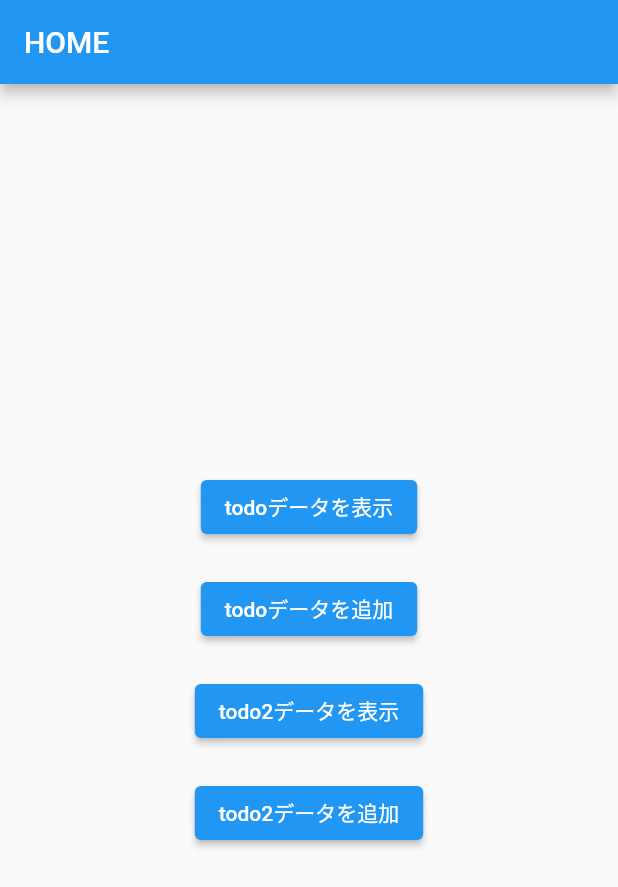
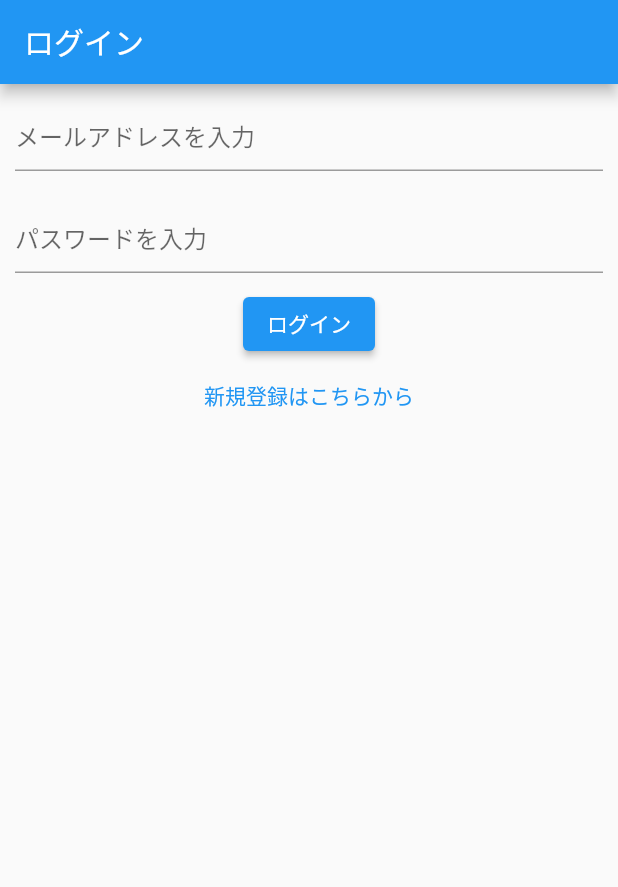
Before and after one commit to kmkm92/riverpod_firebase_practice, a Flutter app: the screen it shows after launch, on a phone screen of 412 x 824 dp. Shown: the top 887 px of the screen. Run offline on Flutter 3.47's test engine with Material 2 defaults, Android fonts, the phone set to English and light mode, and no system bars; our stand-ins replace cloud_firestore, firebase_auth, firebase_core, firebase_storage, flutter_riverpod, freezed_annotation and 3 more; missing offline and left inert: dart:ffi; accounts and stored records are empty; generated files the repository leaves out were written again.

Commit message:
認証機能追加

```diff
--- a/lib/main.dart
+++ b/lib/main.dart
@@ -1,5 +1,7 @@
+import 'package:firebase_auth/firebase_auth.dart';
 import 'package:flutter/material.dart';
 import 'package:flutter_riverpod/flutter_riverpod.dart';
+import 'package:riverpod_firebase_practice/ui/auth_page/pages/login_page.dart';
 import 'ui/home_page.dart';
 import 'package:firebase_core/firebase_core.dart';
 import 'firebase_options.dart';
@@ -25,7 +27,25 @@ class MyApp extends StatelessWidget {
       theme: ThemeData(
         primarySwatch: Colors.blue,
       ),
-      home: const HomePage(),
+      home: StreamBuilder<User?>(
+        stream: FirebaseAuth.instance.authStateChanges(),
+        builder: (context, snapshot) {
+          if (snapshot.connectionState == ConnectionState.waiting) {
+            // todo スプラッシュ画面などに書き換え
+            return Container(
+              child: Center(
+                child: Text('hello'),
+              ),
+            );
+          }
+          if (snapshot.hasData) {
+            // User が null でなない、つまりサインイン済みのホーム画面へ
+            return HomePage();
+          }
+          // User が null である、つまり未サインインのサインイン画面へ
+          return UserLogin();
+        },
+      ),
     );
   }
 }
--- /dev/null
+++ b/lib/ui/auth_page/pages/login_page.dart
@@ -0,0 +1,95 @@
+import 'package:flutter/material.dart';
+import 'package:flutter_riverpod/flutter_riverpod.dart';
+import 'package:riverpod_firebase_practice/ui/auth_page/pages/signin_page.dart';
+
+import '../state/auth_state.dart';
+
+class UserLogin extends ConsumerWidget {
+  const UserLogin({super.key});
+
+  @override
+  Widget build(BuildContext context, WidgetRef ref) {
+    final email = ref.watch(emailProvider);
+    final password = ref.watch(passwordProvider);
+    return Scaffold(
+      appBar: AppBar(
+        title: const Text('ログイン'),
+      ),
+      body: Column(
+        children: [
+          Padding(
+            padding: const EdgeInsets.all(10.0),
+            child: TextField(
+              controller: email,
+              decoration: const InputDecoration(
+                hintText: 'メールアドレスを入力',
+              ),
+            ),
+          ),
+          Padding(
+            padding: const EdgeInsets.all(10.0),
+            child: TextField(
+              controller: password,
+              obscureText: true,
+              decoration: const InputDecoration(
+                hintText: 'パスワードを入力',
+              ),
+            ),
+          ),
+          ElevatedButton(
+            child: const Text('ログイン'),
+            onPressed: () async {
+              ref
+                  .read(loginProvider.notifier)
+                  .loginUser(email.text, password.text, context);
+              // try {
+              //   final newUser = await _auth.signInWithEmailAndPassword(
+              //       email: email, password: password);
+              //   if (newUser != null) {
+              //     Navigator.push(context,
+              //         MaterialPageRoute(builder: (context) => MainContent()));
+              //   }
+              // } on FirebaseAuthException catch (e) {
+              //   if (e.code == 'invalid-email') {
+              //     ScaffoldMessenger.of(context).showSnackBar(
+              //       SnackBar(
+              //         content: Text(''),
+              //       ),
+              //     );
+              //     print('メールアドレスのフォーマットが正しくありません');
+              //   } else if (e.code == 'user-disabled') {
+              //     ScaffoldMessenger.of(context).showSnackBar(
+              //       SnackBar(
+              //         content: Text('現在指定したメールアドレスは使用できません'),
+              //       ),
+              //     );
+              //     print('現在指定したメールアドレスは使用できません');
+              //   } else if (e.code == 'user-not-found') {
+              //     ScaffoldMessenger.of(context).showSnackBar(
+              //       SnackBar(
+              //         content: Text('指定したメールアドレスは登録されていません'),
+              //       ),
+              //     );
+              //     print('指定したメールアドレスは登録されていません');
+              //   } else if (e.code == 'wrong-password') {
+              //     ScaffoldMessenger.of(context).showSnackBar(
+              //       SnackBar(
+              //         content: Text('パスワードが間違っています'),
+              //       ),
+              //     );
+              //     print('パスワードが間違っています');
+              //   }
+              // }
+            },
+          ),
+          TextButton(
+              onPressed: () {
+                Navigator.push(context,
+                    MaterialPageRoute(builder: (context) => Register()));
+              },
+              child: Text('新規登録はこちらから'))
+        ],
+      ),
+    );
+  }
+}
--- a/lib/ui/todo2_page/pages/read2_page.dart
+++ b/lib/ui/todo2_page/pages/read2_page.dart
@@ -76,7 +76,7 @@ class ReadPage2 extends ConsumerWidget {
             ),
             itemBuilder: (context, item) {
               // Todo2 todoList = listProvider[item];
-              // print(item);
+
               return Card(
                 elevation: 3.0,
                 margin: EdgeInsets.symmetric(
--- a/pubspec.yaml
+++ b/pubspec.yaml
@@ -42,6 +42,10 @@ dependencies:
   grouped_list: ^5.1.2
   freezed_annotation: ^2.2.0
   json_annotation: ^4.7.0
+  firebase_storage: ^11.0.10
+  image_picker: ^0.8.6
+  firebase_auth: ^4.2.4
+
 
 dev_dependencies:
   flutter_test:
```
Also changed, not shown: lib/ui/auth_page/pages/signin_page.dart (added, +97 -0 lines), lib/ui/auth_page/state/auth_state.dart (added, +162 -0 lines), lib/ui/home_page.dart (+29 -0 lines), lib/ui/image_page/state/image_state.dart (+12 -2 lines), lib/ui/todo2_page/state/todo2_state.dart (+31 -5 lines), lib/utils/firebase_provider.dart (+12 -1 lines), pubspec.lock, 4 other files.
